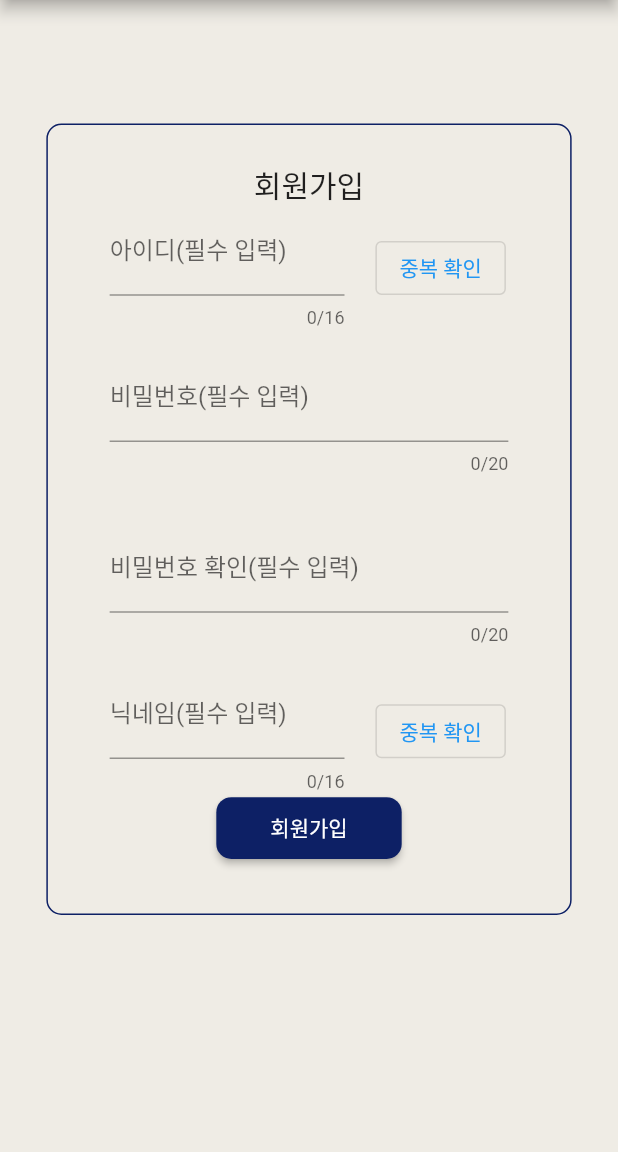
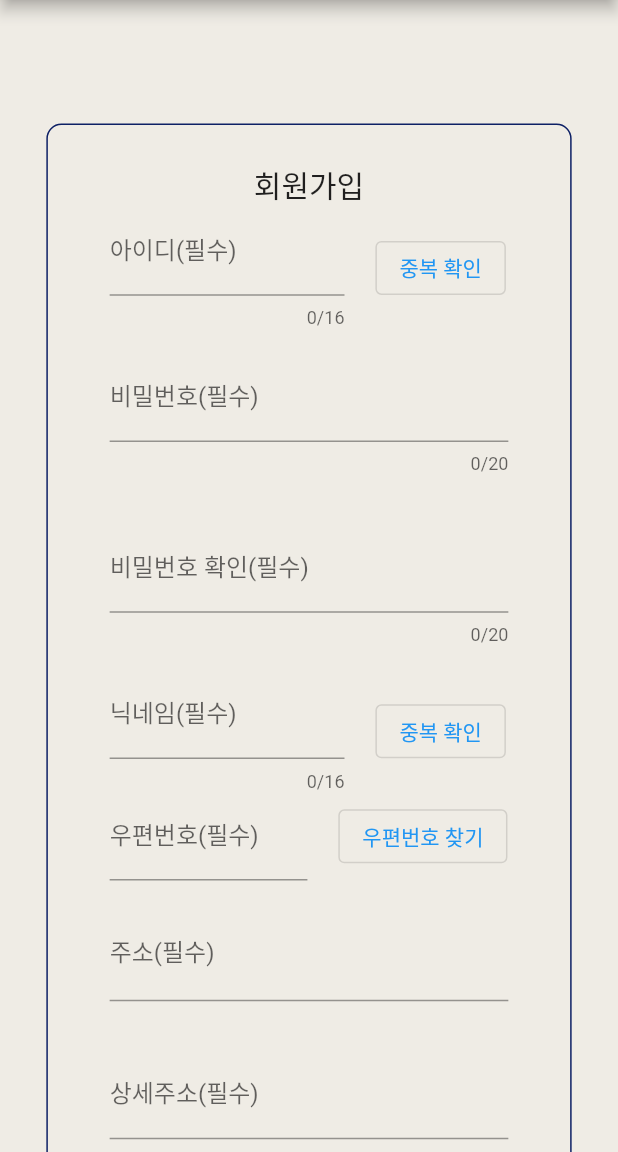
Before and after one commit to bioroid17/MediaProject, a Flutter app: the RegisterScreen screen opened directly, on a phone screen of 412 x 824 dp, the part 84-1236 px from its top. Run offline on Flutter 3.47's test engine with Material 2 defaults, Android fonts, the phone set to English and light mode, and no system bars; our stand-ins replace flutter_local_notifications.

Commit message:
회원가입 화면 만드는 중...

```diff
--- a/batta/lib/screen/screen_register.dart
+++ b/batta/lib/screen/screen_register.dart
@@ -15,15 +15,13 @@ class _RegisterScreenState extends State<RegisterScreen> {
   String passwordCheck = "";
   String nickname = "";
   bool nicknameCheck = false;
+  String zonecode = "";
   String address = "";
-  String detailAdress = "";
+  String detailAddress = "";
 
   // 선택: 프로필 사진, 전화번호, 이메일
-  String? phone1;
-  String? phone2;
-  String? phone3;
-  String? email1;
-  String? email2;
+  String? phone = "010";
+  String? email;
 
   @override
   Widget build(BuildContext context) {
@@ -69,7 +67,7 @@ class _RegisterScreenState extends State<RegisterScreen> {
                           width: width * 0.38,
                           child: TextField(
                             decoration: const InputDecoration(
-                              labelText: '아이디(필수 입력)',
+                              labelText: '아이디(필수)',
                             ),
                             keyboardType: TextInputType.text,
                             maxLength: 16,
@@ -124,7 +122,7 @@ class _RegisterScreenState extends State<RegisterScreen> {
                       ),
                       child: TextField(
                         decoration: const InputDecoration(
-                          labelText: '비밀번호(필수 입력)',
+                          labelText: '비밀번호(필수)',
                         ),
                         keyboardType: TextInputType.text,
                         obscureText: true,
@@ -142,7 +140,7 @@ class _RegisterScreenState extends State<RegisterScreen> {
                       ),
                       child: TextField(
                         decoration: const InputDecoration(
-                          labelText: '비밀번호 확인(필수 입력)',
+                          labelText: '비밀번호 확인(필수)',
                         ),
                         keyboardType: TextInputType.text,
                         obscureText: true,
@@ -160,7 +158,7 @@ class _RegisterScreenState extends State<RegisterScreen> {
                           width: width * 0.38,
                           child: TextField(
                             decoration: const InputDecoration(
-                              labelText: '닉네임(필수 입력)',
+                              labelText: '닉네임(필수)',
                             ),
                             keyboardType: TextInputType.text,
                             maxLength: 16,
@@ -209,8 +207,130 @@ class _RegisterScreenState extends State<RegisterScreen> {
                         ),
                       ],
                     ),
+                    Row(
+                      children: [
+                        SizedBox(
+                          width: width * 0.32,
+                          child: TextField(
+                            decoration: const InputDecoration(
+                              labelText: '우편번호(필수)',
+                            ),
+                            keyboardType: TextInputType.text,
+                            readOnly: true,
+                            onChanged: (value) {
+                              setState(() {
+                                zonecode = value;
+                              });
+                            },
+                          ),
+                        ),
+                        SizedBox(
+                          width: width * 0.05,
+                        ),
+                        OutlinedButton(
+                          onPressed: () {
+                            showDialog(
+                              context: context,
+                              barrierDismissible: true,
+                              builder: (context) {
+                                return AlertDialog(
+                                  title: const Text("우편번호 찾기"),
+                                  content: const SingleChildScrollView(
+                                    child: ListBody(
+                                      children: [
+                                        Text("아직 구현되지 않음"),
+                                      ],
+                                    ),
+                                  ),
+                                  actions: [
+                                    TextButton(
+                                      onPressed: () {
+                                        Navigator.of(context).pop();
+                                        setState(() {
+                                          usernameCheck = true;
+                                        });
+                                      },
+                                      child: const Text("확인"),
+                                    ),
+                                  ],
+                                );
+                              },
+                            );
+                          },
+                          child: const Text(
+                            "우편번호 찾기",
+                          ),
+                        ),
+                      ],
+                    ),
                     Container(
-                      padding: EdgeInsets.only(bottom: height * 0.01),
+                      padding: EdgeInsets.symmetric(
+                        vertical: height * 0.02,
+                      ),
+                      child: TextField(
+                        decoration: const InputDecoration(
+                          labelText: '주소(필수)',
+                          hintText: "우편번호 찾기 버튼으로 주소 찾기",
+                        ),
+                        keyboardType: TextInputType.text,
+                        readOnly: true,
+                        onChanged: (value) {
+                          setState(() {
+                            address = value;
+                          });
+                        },
+                      ),
+                    ),
+                    Container(
+                      padding: EdgeInsets.symmetric(
+                        vertical: height * 0.02,
+                      ),
+                      child: TextField(
+                        decoration: const InputDecoration(
+                          labelText: '상세주소(필수)',
+                        ),
+                        keyboardType: TextInputType.text,
+                        onChanged: (value) {
+                          setState(() {
+                            detailAddress = value;
+                          });
+                        },
+                      ),
+                    ),
+                    Container(
+                      padding: EdgeInsets.symmetric(
+                        vertical: height * 0.02,
+                      ),
+                      child: TextField(
+                        decoration: const InputDecoration(
+                          labelText: '이메일',
+                        ),
+                        keyboardType: TextInputType.emailAddress,
+                        onChanged: (value) {
+                          setState(() {
+                            email = value;
+                          });
+                        },
+                      ),
+                    ),
+                    Container(
+                      padding: EdgeInsets.symmetric(
+                        vertical: height * 0.02,
+                      ),
+                      child: TextField(
+                        decoration: const InputDecoration(
+                          labelText: '전화번호',
+                        ),
+                        keyboardType: TextInputType.phone,
+                        onChanged: (value) {
+                          setState(() {
+                            phone = value;
+                          });
+                        },
+                      ),
+                    ),
+                    Container(
+                      padding: EdgeInsets.symmetric(vertical: height * 0.02),
                       child: ButtonTheme(
                         child: ElevatedButton(
                           style: ElevatedButton.styleFrom(
```
